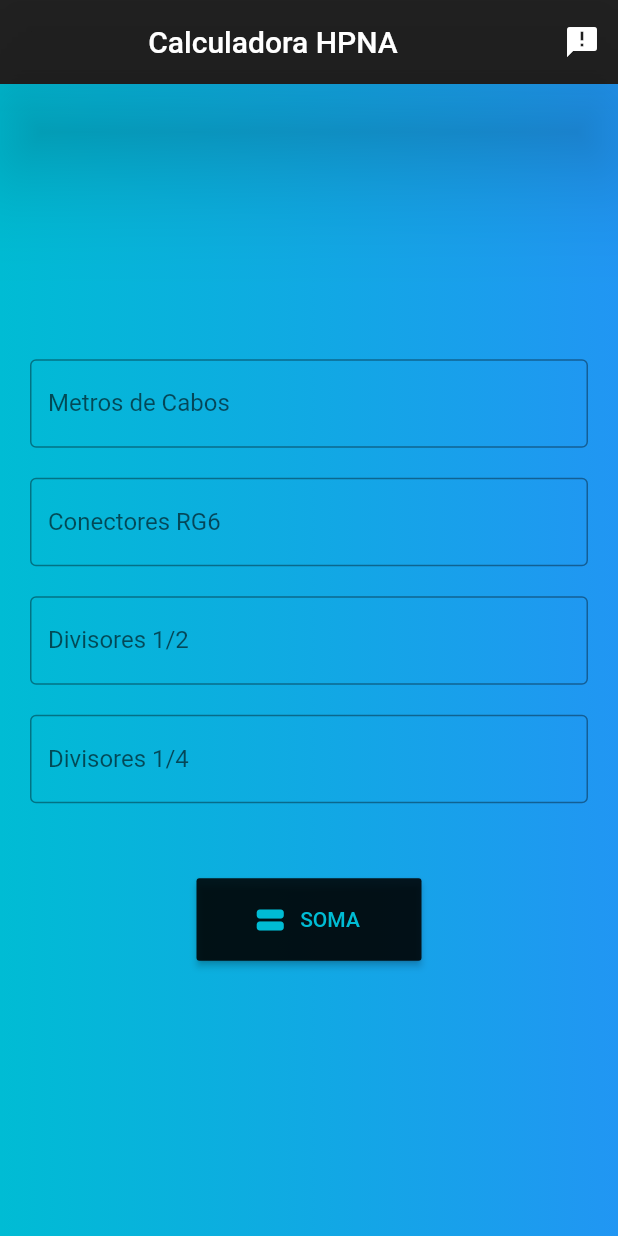
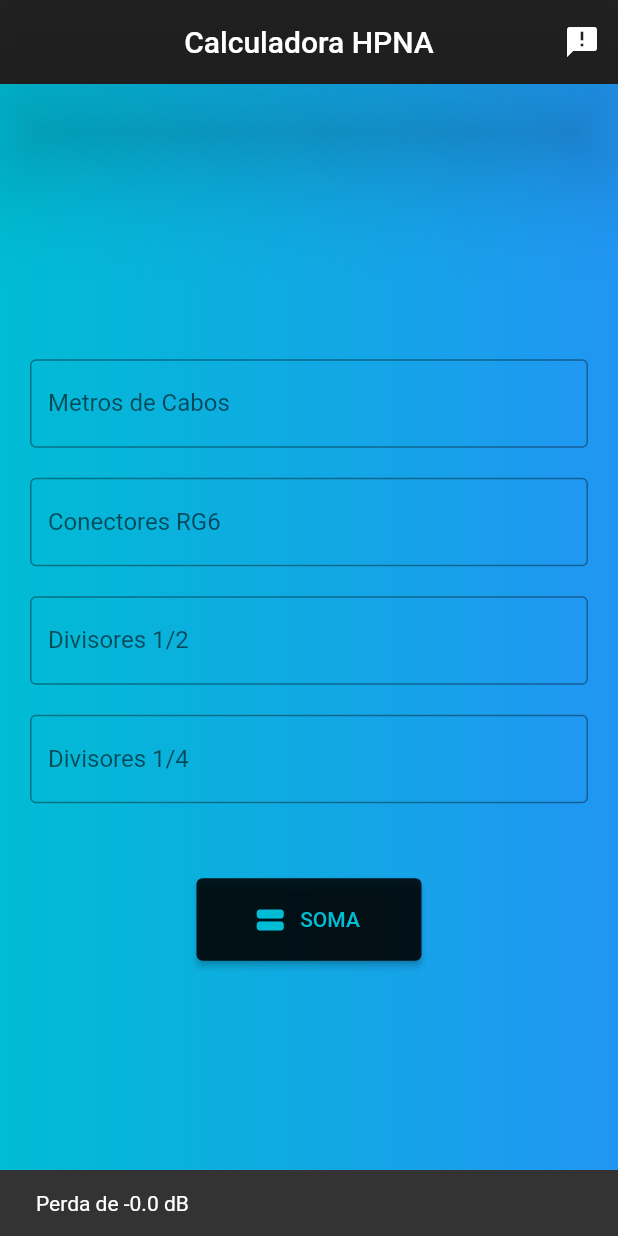
Before and after one commit to RislanSousa/calculadora_hpna, a Flutter app: the screen it shows after launch, after a tap on "SOMA", on a phone screen of 412 x 824 dp. Run offline on Flutter 3.47's test engine with Material 2 defaults, Android fonts, the light colour scheme and no system bars.

Commit message:
atribuindo controler ao TextField, clean code

```diff
--- a/lib/main.dart
+++ b/lib/main.dart
@@ -1,8 +1,9 @@
 //IMPORTANDO MATERIAL DART
 import 'package:flutter/cupertino.dart';
 import 'package:flutter/material.dart';
+
 //CHAMANDO STF, WIDGET COM ESTADO.
-void main (){
+void main() {
   runApp(MyApp());
 }
 
@@ -14,34 +15,24 @@ class MyApp extends StatefulWidget {
 }
 
 class _MyAppState extends State<MyApp> {
+  TextEditingController teMetroController = TextEditingController();
+  TextEditingController teConectoresController = TextEditingController();
+  TextEditingController teDivisorUmPorDoisController = TextEditingController();
+  TextEditingController teDivisorUmPorQuatroController =
+      TextEditingController();
+
+  final _messageKey = GlobalKey<ScaffoldMessengerState>();
+
   @override
   Widget build(BuildContext context) {
     return MaterialApp(
-
+      scaffoldMessengerKey: _messageKey,
       home: Scaffold(
-        appBar:AppBar(
-          //centralizar titulo do appBarr
-         title:Row(mainAxisAlignment: MainAxisAlignment.center,
-             children:[Text('Calculadora HPNA'),
-             ]
-         ),
-
-          backgroundColor:Colors.black87,
-          elevation: 30,
-          actions: [IconButton(icon: Icon(Icons.announcement),
-           onPressed: () => {},
-           )
-          ],
-
-        ),
-
-
-
+        appBar: buildAppBar(),
         body: Container(
           decoration: BoxDecoration(
-            gradient: LinearGradient(colors: [Colors.cyan,Colors.blue]),),
-
-
+            gradient: LinearGradient(colors: [Colors.cyan, Colors.blue]),
+          ),
           child: SizedBox(
             /*WIDTH É RESPONSAVEL PELA
             LARGURA DOS TextField
@@ -53,82 +44,43 @@ class _MyAppState extends State<MyApp> {
            é responsavel por organizar
            por coluna e centralizar os TextField
             */
-           child:Padding (padding: const EdgeInsets.all(20.0),
-            child: Column(mainAxisAlignment: MainAxisAlignment.center,
-
-
-
+            child: Padding(
+              padding: const EdgeInsets.all(20.0),
+              child: Column(
+                mainAxisAlignment: MainAxisAlignment.center,
                 children: [
-
-
-              TextField(
-                //onChenged retorna o valor digitado no textFiield
-                onChanged: (cabos) {
-               //valor = cabos;
-               print(cabos);
-               },
-
-                  decoration: InputDecoration(
-                  labelText: "Metros de Cabos",
-                    border:OutlineInputBorder()
-               ),
-                //tipo de teclado a ser apresentado ao precionar o TextField
-                keyboardType: TextInputType.number
+                  buildTextField(
+                    controller: teMetroController,
+                    label: "Metros de Cabos",
                   ),
 
                   //Responsavel por dar o espaçamento entre os TextFild
-              Padding(padding: EdgeInsets.all(10.0),),
+                  Padding(padding: EdgeInsets.all(10.0)),
 
-              TextField(decoration: InputDecoration(
-                 labelText:"Conectores RG6",
-                   border:OutlineInputBorder()
-              ),
-                  //tipo de teclado a ser apresentado
-                  keyboardType: TextInputType.number
-               ) ,
-
-              //Responsavel por dar o espaçamento entre os TextFild
-              Padding(padding: EdgeInsets.all(10.0),),
-
-              TextField(decoration: InputDecoration(
-                labelText:"Divisores 1/2",
-                  border:OutlineInputBorder()
-                ),
-                //tipo de teclado a ser apresentado
-                keyboardType: TextInputType.number
+                  buildTextField(
+                    controller: teConectoresController,
+                    label: "Conectores RG6",
                   ),
 
                   //Responsavel por dar o espaçamento entre os TextFild
-              Padding(padding: EdgeInsets.all(10.0),),
+                  Padding(padding: EdgeInsets.all(10.0)),
 
-              TextField(decoration: InputDecoration(
-                labelText:"Divisores 1/4",
-                  border:OutlineInputBorder()
+                  buildTextField(
+                    controller: teDivisorUmPorDoisController,
+                    label: "Divisores 1/2",
                   ),
-                //tipo de teclado a ser apresentado
-                keyboardType: TextInputType.number,
+                  //Responsavel por dar o espaçamento entre os TextFild
+                  Padding(padding: EdgeInsets.all(10.0)),
+
+                  buildTextField(
+                    controller: teDivisorUmPorQuatroController,
+                    label: "Divisores 1/4",
                   ),
 
+                  //Responsavel por dar o espaçamento entre TextFild/button
+                  Padding(padding: EdgeInsets.all(25.0)),
 
-              //Responsavel por dar o espaçamento entre TextFild/button
-              Padding(padding: EdgeInsets.all(25.0),),
-
-
-              Container(
-                //width = largura do botao / heidth = altura do botao
-                width: 150,
-                height: 55,
-                child: RaisedButton.icon(onPressed:(){
-                print("Somando");
-                },
-                  color: Colors.black87,
-                  icon:Icon(Icons.view_stream,color: Colors.cyan,),
-                 label:Text("SOMA",style: TextStyle(color: Colors.cyan)
-                 ),
-              )
-              ),
-
-
+                  buildBotaoSomar(),
                 ],
               ),
             ),
@@ -137,4 +89,76 @@ class _MyAppState extends State<MyApp> {
       ),
     );
   }
+
+  Container buildBotaoSomar() {
+    return Container(
+      //width = largura do botao / heidth = altura do botao
+      width: 150,
+      height: 55,
+      child: ElevatedButton.icon(
+        onPressed: () {
+          print("Somando");
+          //double.tryParse converte string em double
+          var valorPerdaMetro = (double.tryParse(teMetroController.text) ?? 0) * 0.06;
+          var valorPerdaConectores = (double.tryParse(teConectoresController.text) ??0) * 0.15;
+          var valorPerdaDivisoresUmDois = (double.tryParse(teConectoresController.text) ??0) * 8;
+          var valorPerdaDivisoresUmQuatro = (double.tryParse(teConectoresController.text) ??0) * 12;
+          var total = valorPerdaMetro + valorPerdaConectores + valorPerdaDivisoresUmDois + valorPerdaDivisoresUmQuatro;
+          buildShowSnackBar('Perda de -$total dB');
+        },
+        style: ElevatedButton.styleFrom(primary: Colors.black87),
+        icon: Icon(
+          Icons.view_stream,
+          color: Colors.cyan,
+        ),
+        label: Text("SOMA", style: TextStyle(color: Colors.cyan)),
+      ),
+    );
   }
+
+  void buildShowSnackBar(String message) {
+    _messageKey.currentState?.showSnackBar(
+      SnackBar(
+        content: Text(message),
+      ),
+    );
+  }
+
+  TextField buildTextField( //required = obrigatoriedade
+      {
+    required TextEditingController controller,
+    String? label,
+  }) {
+    return TextField(
+      controller: controller,
+      // enabled: false, bloquear
+      //onChenged retorna o valor digitado no textFiield
+      onChanged: (cabos) {
+        //valor = cabos;
+        print(cabos);
+      },
+      decoration: InputDecoration(
+        labelText: label,
+        border: OutlineInputBorder(),
+      ),
+      //tipo de teclado a ser apresentado
+      keyboardType: TextInputType.number,
+    );
+  }
+
+  AppBar buildAppBar() {
+    return AppBar(
+      //centralizar titulo do appBarr
+      title: Text('Calculadora HPNA'),
+      centerTitle: true,
+      backgroundColor: Colors.black87,
+      elevation: 30,
+      actions: [
+        IconButton(
+          icon: Icon(Icons.announcement),
+          onPressed: () => {},
+        )
+      ],
+    );
+  }
+}
```
Lines whose indentation alone changed are shown as unchanged.
